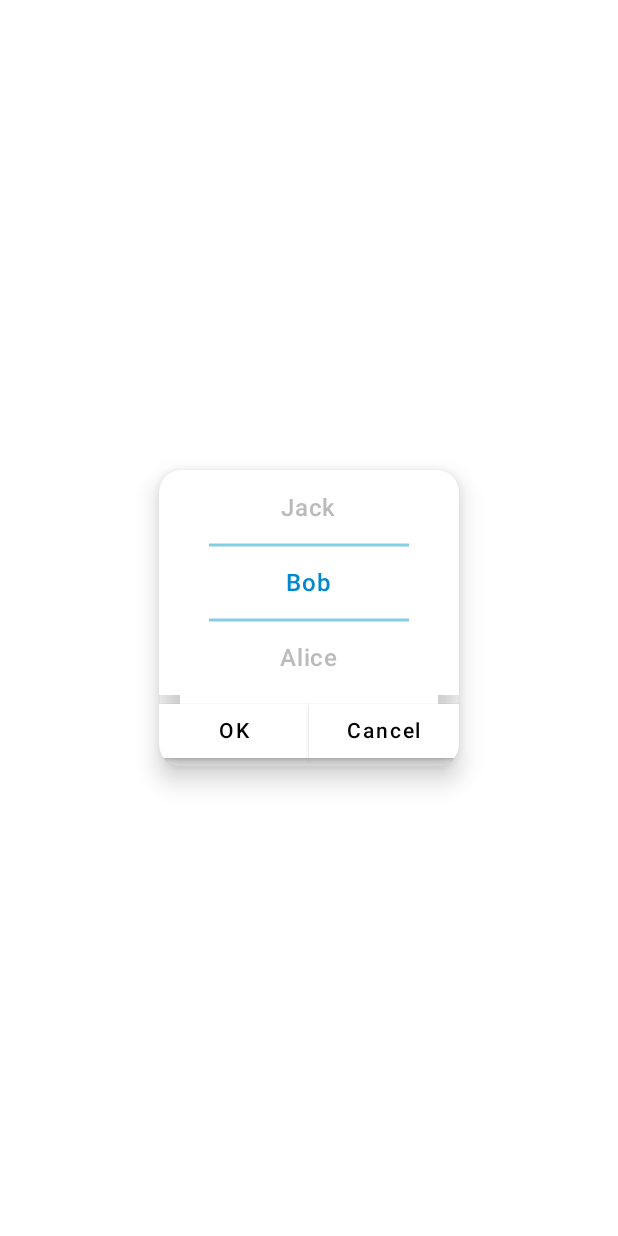
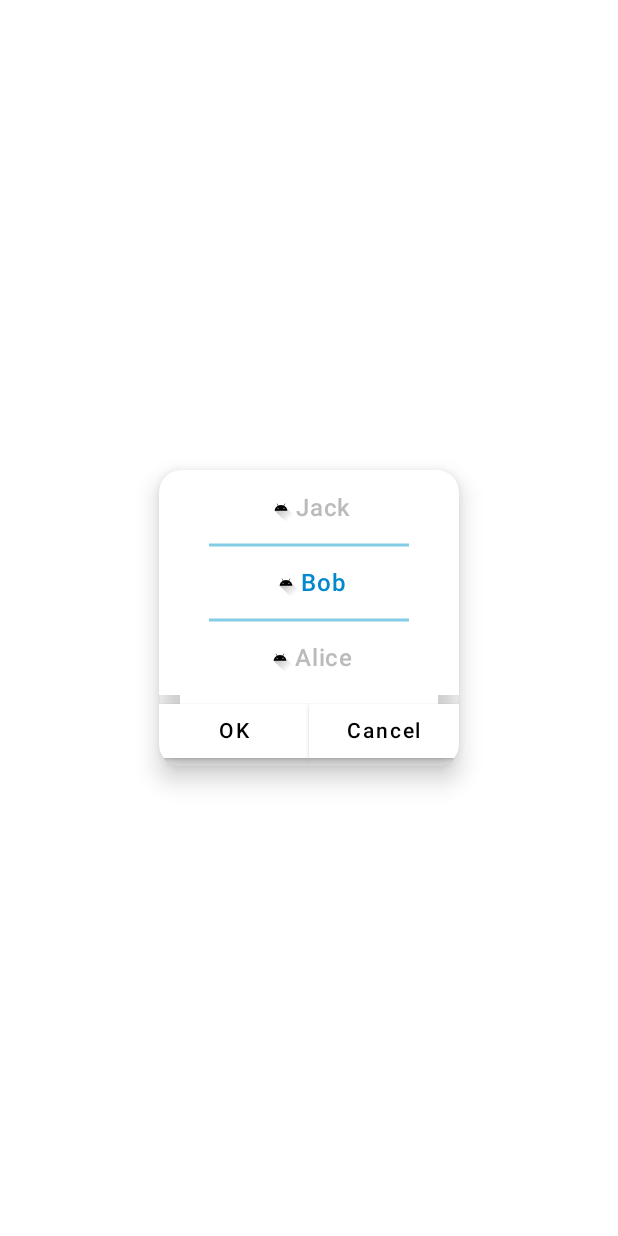
Before and after one commit to RugerMcCarthy/ScrollableSelectLayout, an Android app built with Jetpack Compose: the screen it shows after launch (MainActivity), on a phone screen of 412 x 824 dp. Run offline under Robolectric (Android 15) with nearby library versions, the phone set to English and light mode, and no system bars.

Commit message:
feat: tmp

```diff
--- a/app/src/main/java/edu/bupt/composestudy/MainActivity.kt
+++ b/app/src/main/java/edu/bupt/composestudy/MainActivity.kt
@@ -33,6 +33,7 @@ import androidx.compose.material.Button
 import androidx.compose.material.Divider
 import androidx.compose.material.ExperimentalMaterialApi
 import androidx.compose.material.FractionalThreshold
+import androidx.compose.material.Icon
 import androidx.compose.material.MaterialTheme
 import androidx.compose.material.Surface
 import androidx.compose.material.SwipeableState
@@ -62,11 +63,13 @@ import androidx.compose.ui.layout.MeasureResult
 import androidx.compose.ui.layout.MeasureScope
 import androidx.compose.ui.layout.layout
 import androidx.compose.ui.platform.LocalDensity
+import androidx.compose.ui.res.painterResource
 import androidx.compose.ui.text.font.FontWeight
 import androidx.compose.ui.tooling.preview.Preview
 import androidx.compose.ui.unit.Constraints
 import androidx.compose.ui.unit.IntOffset
 import androidx.compose.ui.unit.dp
+import androidx.lifecycle.MutableLiveData
 import kotlinx.coroutines.flow.collect
 import kotlinx.coroutines.launch
 import org.intellij.lang.annotations.JdkConstants
@@ -74,9 +77,11 @@ import kotlin.math.roundToInt
 
 
 class MainActivity: AppCompatActivity() {
+    var name = MutableLiveData<String>("Hello World")
     @ExperimentalMaterialApi
     override fun onCreate(savedInstanceState: Bundle?) {
         super.onCreate(savedInstanceState)
+
         setContent {
             var items = remember {
                 mutableListOf (
@@ -97,6 +102,10 @@ class MainActivity: AppCompatActivity() {
                         Log.d("gzz", "$it")
                     }
                 ) { item, selected->
+                    Icon(painter = painterResource(id = R.drawable.ic_launcher_foreground)
+                        , contentDescription = "test",
+                        Modifier.width(20.dp).height(20.dp)
+                    )
                     Text(
                         text = item,
                         color = if (selected) Color(0xff0288ce) else Color(0xffbbbbbb),
--- a/app/src/main/java/edu/bupt/composestudy/SlideBarSelectLayout.kt
+++ b/app/src/main/java/edu/bupt/composestudy/SlideBarSelectLayout.kt
@@ -17,6 +17,7 @@ import androidx.compose.material.Button
 import androidx.compose.material.ButtonDefaults
 import androidx.compose.material.ExperimentalMaterialApi
 import androidx.compose.material.FractionalThreshold
+import androidx.compose.material.Icon
 import androidx.compose.material.MaterialTheme
 import androidx.compose.material.OutlinedButton
 import androidx.compose.material.Surface
@@ -44,6 +45,7 @@ import androidx.compose.ui.layout.MeasureResult
 import androidx.compose.ui.layout.MeasureScope
 import androidx.compose.ui.layout.layout
 import androidx.compose.ui.platform.LocalDensity
+import androidx.compose.ui.res.painterResource
 import androidx.compose.ui.text.font.FontWeight
 import androidx.compose.ui.tooling.preview.Preview
 import androidx.compose.ui.unit.Constraints
@@ -122,9 +124,10 @@ fun <E> SlideSelectBarLayout(items: List<E>, onSuccess: (selectedIndex: Int) ->
                 shape = RoundedCornerShape(15.dp)
             )
     ) {
-        Surface(
+        Box(
             modifier = Modifier
-                .width(200.dp)
+                .background(Color.White)
+                .fillMaxWidth()
                 .height(itemHeight * 3)
                 .swipeable(
                     state = swipeableState,
@@ -241,6 +244,10 @@ fun ScrollSelectColumnPreview() {
                 Log.d("gzz", "$it")
             }
         ) { item, selected ->
+            Icon(painter = painterResource(id = R.drawable.ic_launcher_foreground)
+                , contentDescription = "test",
+                Modifier.width(20.dp).height(20.dp)
+            )
             Text(
                 text = item,
                 color = if (selected) Color(0xff0288ce) else Color(0xffbbbbbb),
--- a/build.gradle
+++ b/build.gradle
@@ -25,7 +25,7 @@ buildscript {
     }
 
     dependencies {
-        classpath 'com.android.tools.build:gradle:7.0.0-alpha15'
+        classpath 'com.android.tools.build:gradle:7.0.0-beta02'
         classpath "org.jetbrains.kotlin:kotlin-gradle-plugin:$kotlin_version"
     }
 }
```
